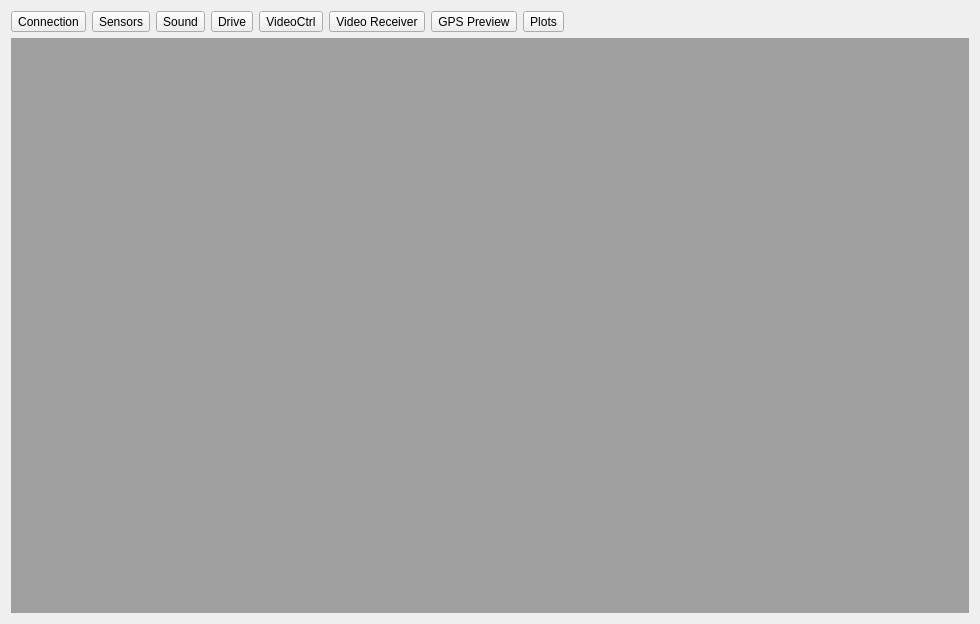
Old version of the form software/DesktopClient/DesktopClient/Forms/CtrlPanelForm.ui in the repository ddomurad/mibot.
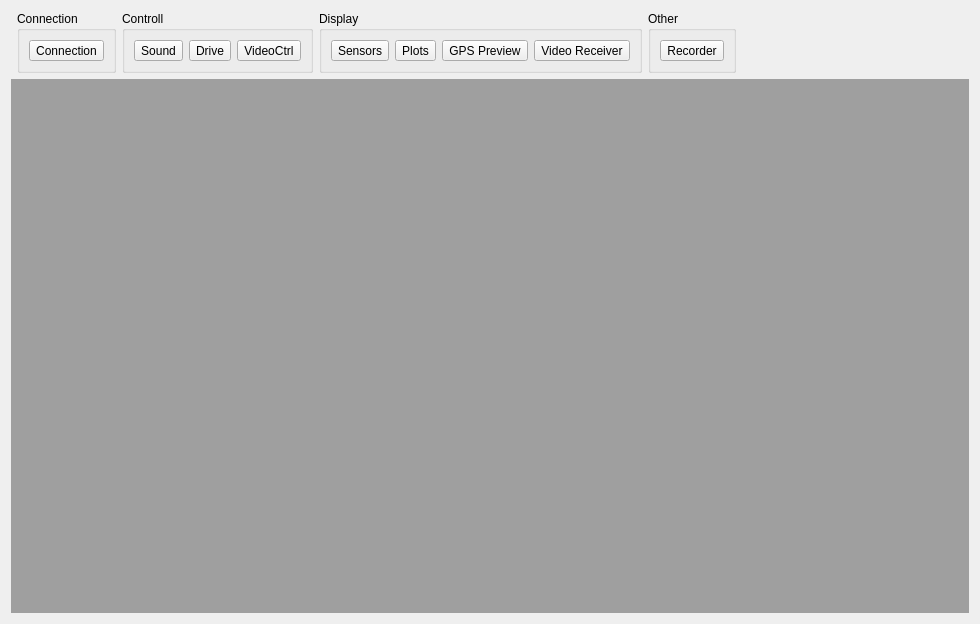
New version of the form.

The edit to the form file:
```diff
--- a/software/DesktopClient/DesktopClient/Forms/CtrlPanelForm.ui
+++ b/software/DesktopClient/DesktopClient/Forms/CtrlPanelForm.ui
@@ -14,24 +14,74 @@
    <string>Form</string>
   </property>
   <layout class="QGridLayout" name="gridLayout">
-   <item row="0" column="7">
-    <widget class="QToolButton" name="toolButton_plots">
-     <property name="text">
-      <string>Plots</string>
-     </property>
-    </widget>
-   </item>
    <item row="0" column="2">
-    <widget class="QToolButton" name="toolButton_sound">
-     <property name="text">
-      <string>Sound</string>
+    <widget class="QGroupBox" name="groupBox_2">
+     <property name="title">
+      <string>Controll</string>
      </property>
+     <layout class="QGridLayout" name="gridLayout_3">
+      <item row="0" column="0">
+       <widget class="QToolButton" name="toolButton_sound">
+        <property name="text">
+         <string>Sound</string>
+        </property>
+       </widget>
+      </item>
+      <item row="0" column="1">
+       <widget class="QToolButton" name="toolButton_drive">
+        <property name="text">
+         <string>Drive</string>
+        </property>
+       </widget>
+      </item>
+      <item row="0" column="2">
+       <widget class="QToolButton" name="toolButton_video_controll">
+        <property name="text">
+         <string>VideoCtrl</string>
+        </property>
+       </widget>
+      </item>
+     </layout>
     </widget>
    </item>
-   <item row="1" column="0" colspan="9">
-    <widget class="QMdiArea" name="mdiArea"/>
+   <item row="0" column="3">
+    <widget class="QGroupBox" name="groupBox_3">
+     <property name="title">
+      <string>Display</string>
+     </property>
+     <layout class="QGridLayout" name="gridLayout_4">
+      <item row="0" column="0">
+       <widget class="QToolButton" name="toolButton_sensors">
+        <property name="text">
+         <string>Sensors</string>
+        </property>
+       </widget>
+      </item>
+      <item row="0" column="3">
+       <widget class="QToolButton" name="toolButton">
+        <property name="text">
+         <string>Video Receiver</string>
+        </property>
+       </widget>
+      </item>
+      <item row="0" column="2">
+       <widget class="QToolButton" name="toolButton_2">
+        <property name="text">
+         <string>GPS Preview</string>
+        </property>
+       </widget>
+      </item>
+      <item row="0" column="1">
+       <widget class="QToolButton" name="toolButton_plots">
+        <property name="text">
+         <string>Plots</string>
+        </property>
+       </widget>
+      </item>
+     </layout>
+    </widget>
    </item>
-   <item row="0" column="8">
+   <item row="0" column="5">
     <spacer name="horizontalSpacer">
      <property name="orientation">
       <enum>Qt::Horizontal</enum>
@@ -44,46 +94,39 @@
      </property>
     </spacer>
    </item>
-   <item row="0" column="4">
-    <widget class="QToolButton" name="toolButton_video_controll">
-     <property name="text">
-      <string>VideoCtrl</string>
-     </property>
-    </widget>
-   </item>
-   <item row="0" column="0">
-    <widget class="QToolButton" name="toolButton_connection">
-     <property name="text">
-      <string>Connection</string>
-     </property>
-    </widget>
-   </item>
-   <item row="0" column="5">
-    <widget class="QToolButton" name="toolButton">
-     <property name="text">
-      <string>Video Receiver</string>
-     </property>
-    </widget>
-   </item>
    <item row="0" column="1">
-    <widget class="QToolButton" name="toolButton_sensors">
-     <property name="text">
-      <string>Sensors</string>
+    <widget class="QGroupBox" name="groupBox">
+     <property name="title">
+      <string>Connection</string>
      </property>
+     <layout class="QGridLayout" name="gridLayout_2">
+      <item row="0" column="0">
+       <widget class="QToolButton" name="toolButton_connection">
+        <property name="text">
+         <string>Connection</string>
+        </property>
+       </widget>
+      </item>
+     </layout>
     </widget>
    </item>
-   <item row="0" column="3">
-    <widget class="QToolButton" name="toolButton_drive">
-     <property name="text">
-      <string>Drive</string>
-     </property>
-    </widget>
+   <item row="2" column="0" colspan="10">
+    <widget class="QMdiArea" name="mdiArea"/>
    </item>
-   <item row="0" column="6">
-    <widget class="QToolButton" name="toolButton_2">
-     <property name="text">
-      <string>GPS Preview</string>
+   <item row="0" column="4">
+    <widget class="QGroupBox" name="groupBox_4">
+     <property name="title">
+      <string>Other</string>
      </property>
+     <layout class="QGridLayout" name="gridLayout_5">
+      <item row="0" column="0">
+       <widget class="QToolButton" name="toolButton_recorder">
+        <property name="text">
+         <string>Recorder</string>
+        </property>
+       </widget>
+      </item>
+     </layout>
     </widget>
    </item>
   </layout>
```
